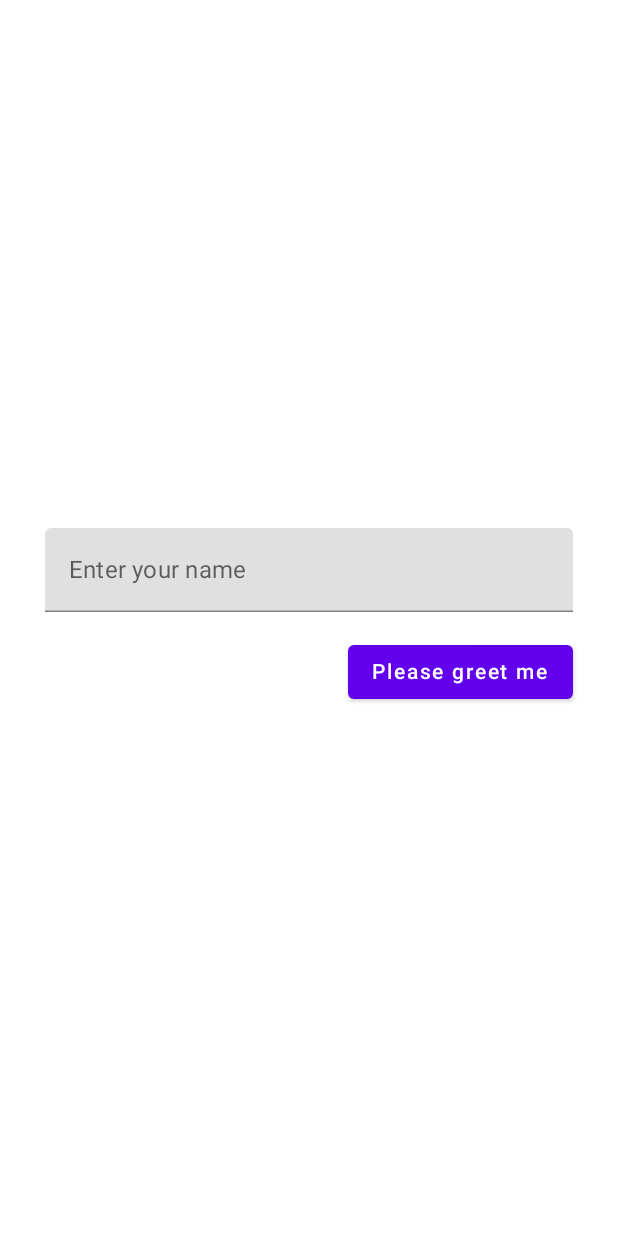
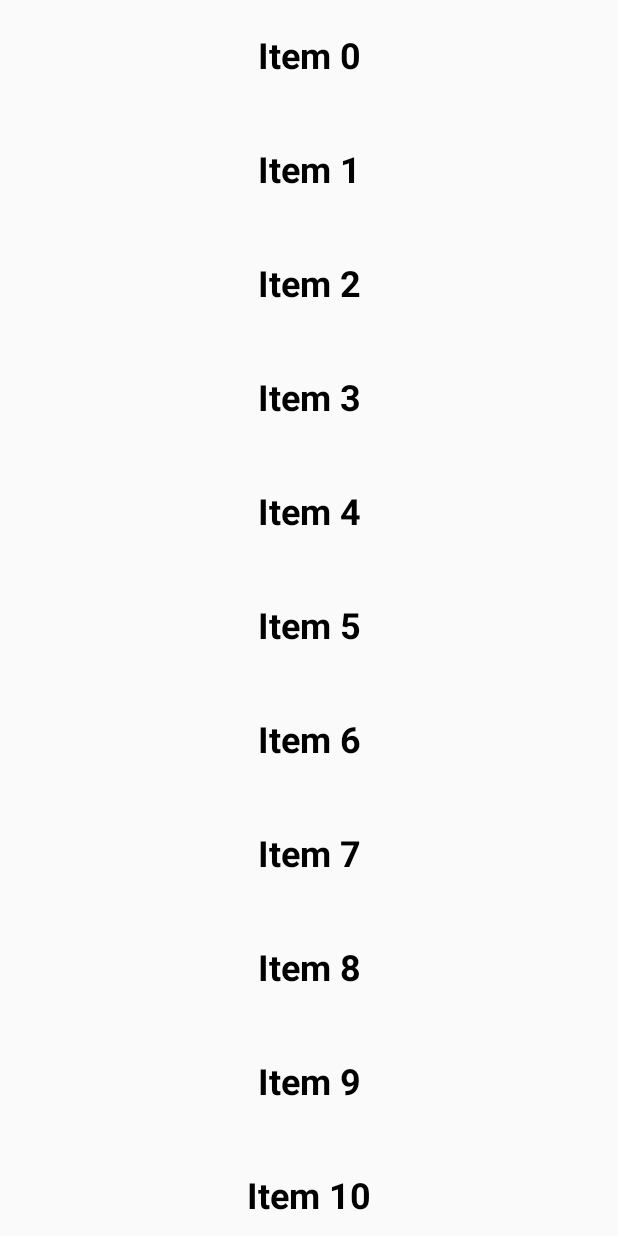
Before and after one commit to Nokheenig/Android_Kotlin_Compose, an Android app built with Jetpack Compose: the screen it shows after launch (MainActivity), on a phone screen of 412 x 824 dp. Run offline under Robolectric (Android 15) with nearby library versions, the phone set to English and light mode, and no system bars.

Commit message:
258.Display Lists

```diff
--- a/app/src/main/java/com/example/compose/MainActivity.kt
+++ b/app/src/main/java/com/example/compose/MainActivity.kt
@@ -4,29 +4,15 @@ import android.annotation.SuppressLint
 import android.os.Bundle
 import androidx.activity.ComponentActivity
 import androidx.activity.compose.setContent
-import androidx.compose.foundation.layout.Arrangement
-import androidx.compose.foundation.layout.Box
-import androidx.compose.foundation.layout.Column
-import androidx.compose.foundation.layout.Spacer
-import androidx.compose.foundation.layout.fillMaxSize
 import androidx.compose.foundation.layout.fillMaxWidth
-import androidx.compose.foundation.layout.height
 import androidx.compose.foundation.layout.padding
-import androidx.compose.material.Button
-import androidx.compose.material.Scaffold
+import androidx.compose.foundation.lazy.LazyColumn
 import androidx.compose.material.Text
-import androidx.compose.material.TextField
-import androidx.compose.material.rememberScaffoldState
-import androidx.compose.runtime.getValue
-import androidx.compose.runtime.mutableStateOf
-import androidx.compose.runtime.remember
-import androidx.compose.runtime.rememberCoroutineScope
-import androidx.compose.runtime.setValue
-import androidx.compose.ui.Alignment
 import androidx.compose.ui.Modifier
-import androidx.compose.ui.graphics.Color
+import androidx.compose.ui.text.font.FontWeight
+import androidx.compose.ui.text.style.TextAlign
 import androidx.compose.ui.unit.dp
-import kotlinx.coroutines.launch
+import androidx.compose.ui.unit.sp
 
 
 class MainActivity : ComponentActivity() {
@@ -35,51 +21,17 @@ class MainActivity : ComponentActivity() {
         super.onCreate(savedInstanceState)
 
         setContent {
-            val scaffoldState = rememberScaffoldState()
-            var textFieldState by remember {
-                mutableStateOf("")
-            }
-            val scope = rememberCoroutineScope()
-            Scaffold(
-                modifier = Modifier.fillMaxSize(),
-                scaffoldState = scaffoldState
-            ) {
-                Column(
-                    horizontalAlignment = Alignment.CenterHorizontally,
-                    verticalArrangement = Arrangement.Center,
-                    modifier = Modifier
-                        .fillMaxSize()
-                        .padding(horizontal = 30.dp)
-                ) {
-                    TextField(
-                        value = textFieldState,
-                        label = {
-                            Text(text = "Enter your name")
-                        },
-                        onValueChange = {
-                            textFieldState = it
-                        },
-                        singleLine = true,
-                        modifier = Modifier.fillMaxWidth()
+            LazyColumn{
+                items(1000){
+                    Text(
+                        text="Item $it",
+                        fontSize = 24.sp,
+                        fontWeight = FontWeight.Bold,
+                        textAlign = TextAlign.Center,
+                        modifier =
+                        Modifier.fillMaxWidth()
+                            .padding(vertical = 24.dp)
                     )
-                    Spacer(modifier = Modifier.height(16.dp))
-                    Box(
-                        modifier = Modifier.fillMaxWidth(),
-                        contentAlignment = Alignment.CenterEnd
-                    ) {
-                        Button(
-                            onClick = {
-                                scope.launch {
-                                    scaffoldState.snackbarHostState.showSnackbar("Hello $textFieldState!")
-                                }
-                            }
-                        ) {
-                            Text(
-                                text = "Please greet me",
-                                color = Color.White
-                            )
-                        }
-                    }
                 }
             }
         }
```
